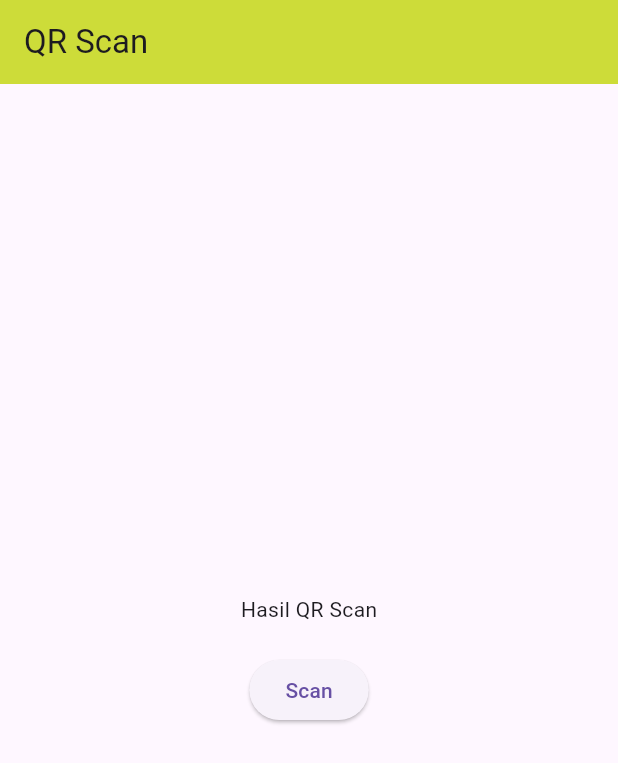
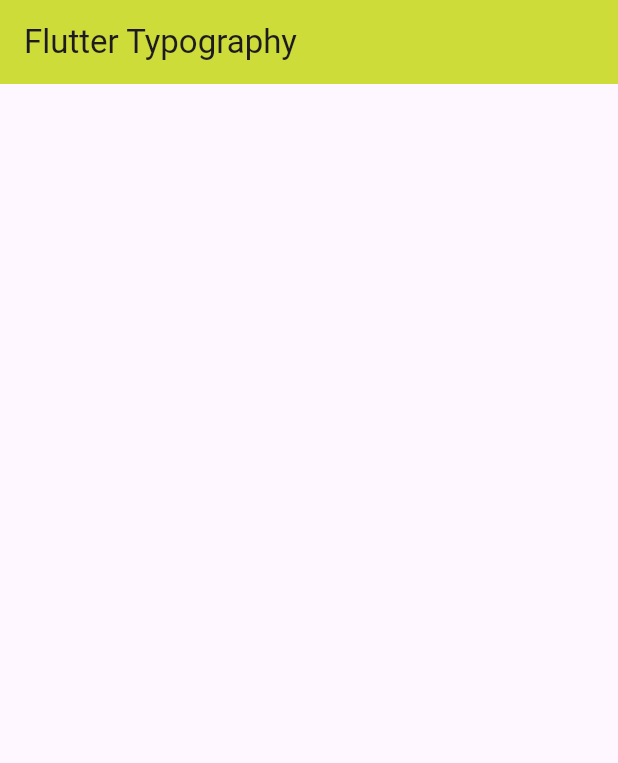
Before and after one commit to yabsiraditya/learn-flutter, a Flutter app: the screen it shows after launch, on a phone screen of 412 x 824 dp. Shown: the top 763 px of the screen. Run offline on Flutter 3.47's test engine with Material 3 defaults, Android fonts, the phone set to English and light mode, and no system bars; our stand-ins replace audioplayers, qr_flutter; missing offline and left inert: flutter_barcode_scanner.

Commit message:
update learn-flutter qrscan

```diff
--- /dev/null
+++ b/lib/fontFeature.dart
@@ -0,0 +1,15 @@
+import 'package:flutter/material.dart';
+
+class FontFeature extends StatelessWidget {
+  const FontFeature({super.key});
+
+  @override
+  Widget build(BuildContext context) {
+    return Scaffold(
+        appBar: AppBar(
+        title: Text("Flutter Typography"),
+        backgroundColor: Colors.lime,
+      ),
+    );
+  }
+}
--- a/lib/main.dart
+++ b/lib/main.dart
@@ -1,8 +1,5 @@
 import 'package:flutter/material.dart';
-import 'package:qr_flutter/qr_flutter.dart';
-import 'package:qrscan/qrscan.dart' as scanner;
-import 'package:audioplayers/audioplayers.dart';
-import 'package:learn_flutter/newQr.dart';
+import 'package:learn_flutter/fontFeature.dart';
 
 void main() => runApp(MyApp());
 
@@ -11,7 +8,7 @@
   Widget build(BuildContext context) {
     return MaterialApp(
       debugShowCheckedModeBanner: false,
-      home: Newqr(),
+      home: FontFeature(),
     );
   }
 }
--- a/pubspec.yaml
+++ b/pubspec.yaml
@@ -36,7 +36,7 @@
   # Use with the CupertinoIcons class for iOS style icons.
   cupertino_icons: ^1.0.6
   qr_flutter: ^4.1.0
-  qrscan: ^0.3.0
+  flutter_barcode_scanner: ^2.0.0
   audioplayers: ^6.1.0
 
 
```
Also changed, not shown: lib/newQr.dart (+32 -7 lines), pubspec.lock, 1 other file.
